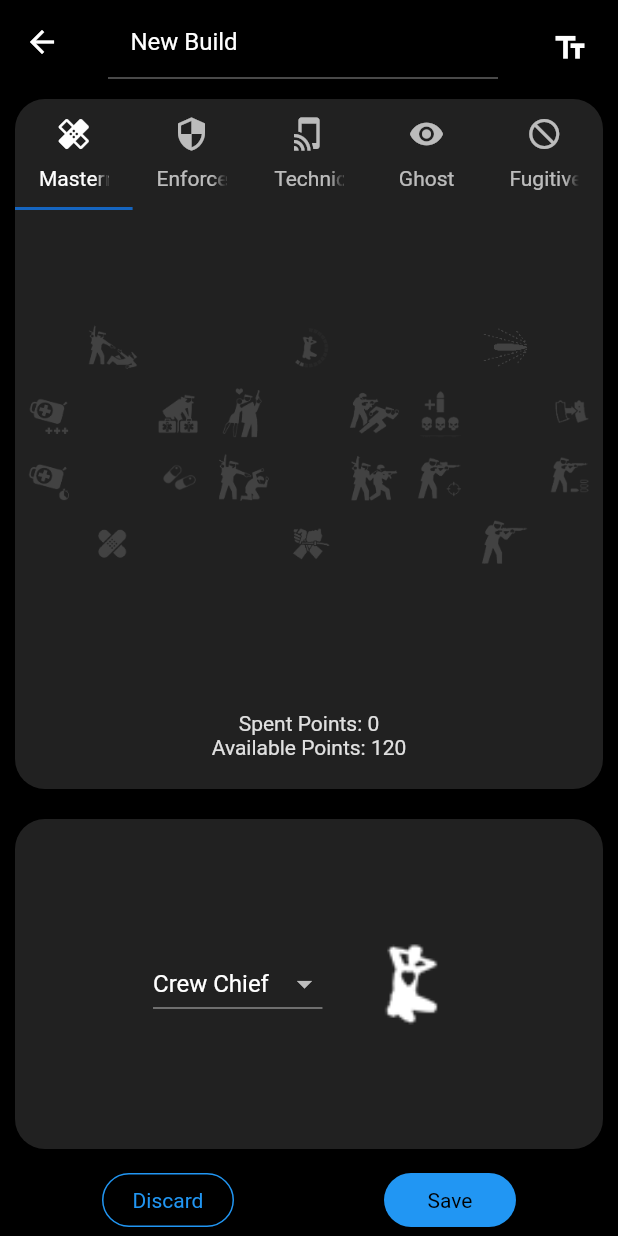
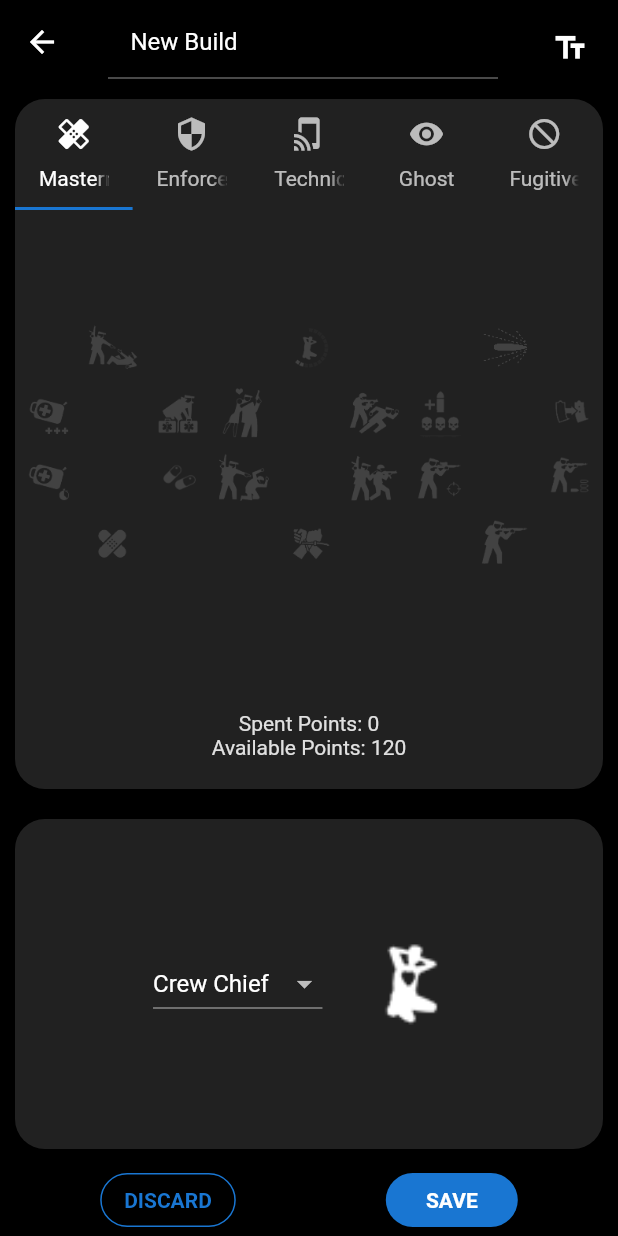
Before and after one commit to ElforL/Payday2-builds-app, a Flutter app: the screen it shows after launch, after a tap on "New Build", on a phone screen of 412 x 824 dp. Run offline on Flutter 3.47's test engine with Material 2 defaults, Android fonts, the phone set to English and light mode, and no system bars.

Commit message:
bugfixes
- fixed export string not including perk deck if no skills points were spent
- fixed search bug where the searched cards not opening the right builds
- changed colors setup
- updated README.md

```diff
--- /dev/null
+++ b/lib/constants.dart
@@ -0,0 +1,14 @@
+import 'package:flutter/material.dart';
+
+const kPrimaryColor = Color(0xFF000000);
+const kSecondaryColor = Color(0xFF1976D2);
+const kErrorColor = Color(0xFFF44336);
+
+const kBackgroundColor = Color(0xFF000000);
+const kSurfaceColor = Color(0xFF212121);
+
+// Text Colors
+const kTextOnSecondary = Color(0xFFFFFFFF);
+const kTextOnError = Color(0xFFFFFFFF);
+
+const kTextOnSurface = Color(0xFFFFFFFF);
--- a/lib/main.dart
+++ b/lib/main.dart
@@ -1,5 +1,6 @@
 import 'package:flutter/material.dart';
 import 'package:flutter/services.dart';
+import 'package:pd2_builds/constants.dart';
 import 'package:pd2_builds/skills/Build.dart';
 import 'screens/HomeScreen/HomePage.dart';
 
@@ -24,13 +25,14 @@ class MyApp extends StatelessWidget {
       debugShowCheckedModeBanner: false,
       theme: ThemeData(
         brightness: Brightness.dark,
-        scaffoldBackgroundColor: Colors.black,
+        scaffoldBackgroundColor: kBackgroundColor,
         appBarTheme: AppBarTheme(
-          color: Colors.black,
-          elevation: 0,
+          color: kPrimaryColor,
+          elevation: 3,
         ),
         textSelectionHandleColor: Colors.blue[100],
-        accentColor: Colors.blue[800],
+        primaryColor: kPrimaryColor,
+        accentColor: kSecondaryColor,
         fontFamily: 'Roboto',
       ),
       home: HomePage(buildsList)
--- a/lib/screens/BuildsSceens/BuildEdit.dart
+++ b/lib/screens/BuildsSceens/BuildEdit.dart
@@ -1,4 +1,5 @@
 import 'package:flutter/material.dart';
+import 'package:pd2_builds/constants.dart';
 import 'package:pd2_builds/skills/Build.dart';
 import 'package:pd2_builds/skills/BuildsServices.dart';
 
@@ -56,6 +57,7 @@ class _BuildEditPageState extends State<BuildEditPage> {
         title: titleTF,
         actions: <Widget>[
 
+          // import/export string
           IconButton(
             padding: EdgeInsets.all(20),
             icon: Icon(Icons.text_fields),
@@ -90,13 +92,15 @@ class _BuildEditPageState extends State<BuildEditPage> {
                 FlatButton(
                   shape: RoundedRectangleBorder(
                     borderRadius: BorderRadius.circular(18.0),
-                    side: BorderSide(color: Colors.blue)
+                    side: BorderSide(color: kSecondaryColor)
                   ),
-                  textColor: Colors.blue,
+                  textColor: kSecondaryColor,
                   onPressed: (){
                     Navigator.pop(context);
                   },
-                  child: Text("Discard")
+                  child: Text("DISCARD",
+                    style: TextStyle(fontWeight: FontWeight.bold),
+                  )
                 ),
                 SizedBox(width: 100,),
                 ////////// Save ////////
@@ -104,9 +108,11 @@ class _BuildEditPageState extends State<BuildEditPage> {
                   shape: RoundedRectangleBorder(
                     borderRadius: BorderRadius.circular(18.0),
                   ),
-                  color: Colors.blue,
-                  textColor: Colors.black,
-                  child: Text("Save"),
+                  color: kSecondaryColor,
+                  textColor: kTextOnSecondary,
+                  child: Text("SAVE",
+                    style: TextStyle(fontWeight: FontWeight.bold),
+                  ),
                   onPressed: () {
                     curntBuild.clone(cloneBuild);
                     curntBuild.setTitle(titleTF.controller.text);
@@ -127,33 +133,39 @@ class _BuildEditPageState extends State<BuildEditPage> {
   showImportDialog(BuildContext context) {
     EdgeInsets padding = EdgeInsets.only(left: 20, right: 20);
     TextField stringTF = TextField(
-        maxLines: null,
-        controller: TextEditingController(text: cloneBuild.getExportString()));
-    // set up the buttons
+      maxLines: null,
+      controller: TextEditingController(text: cloneBuild.getExportString())
+    );
+
+    //// Set up the buttons
+    // Cancel button
     Widget cancelButton = FlatButton(
       padding: padding,
       shape: RoundedRectangleBorder(
         borderRadius: BorderRadius.circular(20),
         side: BorderSide(
-          color: Colors.blue,
+          color: kSecondaryColor,
           width: 2
         ),
       ),
-      textColor: Colors.blue,
-      child: Text("Cancel"),
+      textColor: kSecondaryColor,
+      child: Text("CANCEL",
+        style: TextStyle(fontWeight: FontWeight.bold),
+      ),
       onPressed:  () {
         Navigator.pop(context);
       },
     );
 
+    // Import button
     Widget importButton = FlatButton(
       padding: padding,
       shape: RoundedRectangleBorder(
         borderRadius: BorderRadius.circular(20)
       ),
-      color: Colors.blue,
-      textColor: Colors.grey[900],
-      child: Text("Import", style: TextStyle(fontWeight: FontWeight.bold),),
+      color: kSecondaryColor,
+      textColor: kTextOnSecondary,
+      child: Text("IMPORT", style: TextStyle(fontWeight: FontWeight.bold),),
       onPressed:  () {
         cloneBuild.importByString(stringTF.controller.text);
         Navigator.pop(context);
@@ -165,7 +177,7 @@ class _BuildEditPageState extends State<BuildEditPage> {
 
     // set up the AlertDialog
     AlertDialog alert = AlertDialog(
-      backgroundColor: Colors.grey[900],
+      backgroundColor: kSurfaceColor,
       shape: RoundedRectangleBorder(
         borderRadius: BorderRadius.circular(20)
       ),
--- a/lib/screens/BuildsSceens/Components/PerkDeckCard.dart
+++ b/lib/screens/BuildsSceens/Components/PerkDeckCard.dart
@@ -1,4 +1,5 @@
 import 'package:flutter/material.dart';
+import 'package:pd2_builds/constants.dart';
 import 'package:pd2_builds/screens/BuildsSceens/Components/Icons.dart';
 import 'package:pd2_builds/skills/Build.dart';
 
@@ -29,7 +30,7 @@ class _PerkDeckCardState extends State<PerkDeckCard> {
       margin: EdgeInsets.all(10),
       padding: EdgeInsets.all(20),
       decoration: BoxDecoration(
-        color: Colors.grey[900],
+        color: kSurfaceColor,
         borderRadius: BorderRadius.circular(20)
       ),
       child: Row(
--- a/lib/screens/BuildsSceens/Components/SkillTree.dart
+++ b/lib/screens/BuildsSceens/Components/SkillTree.dart
@@ -180,7 +180,8 @@ class _SkillBtnState extends State<SkillBtn> {
               color: Colors.grey[800],);
     }else if(curntBuild.getSubTrees()[((location[0]-1)*3+(location[1]-1))].getOptions()[location[2]-1] == 1 ){
       image = Image.asset(
-              "assets/images/skill trees/"+location[0].toString()+"/${location[1]}${location[2]}.png");
+              "assets/images/skill trees/"+location[0].toString()+"/${location[1]}${location[2]}.png",
+              color: Colors.white);
     }else if(curntBuild.getSubTrees()[((location[0]-1)*3+(location[1]-1))].getOptions()[location[2]-1] > 1){
       image = Image.asset(
               "assets/images/skill trees/"+location[0].toString()+"/${location[1]}${location[2]}.png",
@@ -208,7 +209,8 @@ class _SkillBtnState extends State<SkillBtn> {
                       color: Colors.grey[800],);
             }else if(curntBuild.getSubTrees()[((location[0]-1)*3+(location[1]-1))].getOptions()[location[2]-1] == 1 ){
               image = Image.asset(
-                      "assets/images/skill trees/"+location[0].toString()+"/${location[1]}${location[2]}.png");
+                      "assets/images/skill trees/"+location[0].toString()+"/${location[1]}${location[2]}.png",
+                      color: Colors.white);
             }else if(curntBuild.getSubTrees()[((location[0]-1)*3+(location[1]-1))].getOptions()[location[2]-1] > 1){
               image = Image.asset(
                       "assets/images/skill trees/"+location[0].toString()+"/${location[1]}${location[2]}.png",
--- a/lib/screens/BuildsSceens/Components/SkillsCard.dart
+++ b/lib/screens/BuildsSceens/Components/SkillsCard.dart
@@ -1,4 +1,5 @@
 import 'package:flutter/material.dart';
+import 'package:pd2_builds/constants.dart';
 import 'package:pd2_builds/skills/Build.dart';
 
 import 'SkillTree.dart';
@@ -27,7 +28,7 @@ class SkillsCardState extends State<SkillsCard> {
     return Container(
       margin: EdgeInsets.all(10),
       decoration: BoxDecoration(
-        color: Colors.grey[900],
+        color: kSurfaceColor,
         borderRadius: BorderRadius.circular(20)
       ),
       child: DefaultTabController(
@@ -61,7 +62,7 @@ class SkillsCardState extends State<SkillsCard> {
               margin: EdgeInsets.all(10),
               padding: EdgeInsets.all(10),
               decoration: BoxDecoration(
-                color: Colors.grey[900],
+                color: kSurfaceColor,
                 borderRadius: BorderRadius.circular(20)
               ),
               child: Column(
--- a/lib/screens/HomeScreen/HomePage.dart
+++ b/lib/screens/HomeScreen/HomePage.dart
@@ -1,4 +1,5 @@
 import 'package:flutter/material.dart';
+import 'package:pd2_builds/constants.dart';
 import 'package:pd2_builds/screens/BuildsSceens/BuildEdit.dart';
 import 'package:pd2_builds/screens/BuildsSceens/BuildPreview.dart';
 import 'package:pd2_builds/screens/BuildsSceens/Components/Icons.dart';
@@ -30,6 +31,13 @@ class _HomePageState extends State<HomePage> {
     filter = "";
   }
 
+  @override
+  void initState() {
+    super.initState();
+    loadBuilds();
+  }
+
+  // Loads the builds from the save JSON file
   loadBuilds() async{
     buildList = await BuildsServices.loadBuilds();
     setState(() {
@@ -37,22 +45,20 @@ class _HomePageState extends State<HomePage> {
   }
 
   @override
-  void initState() {
-    super.initState();
-    loadBuilds();
-  }
+  Widget build(BuildContext context) {
+    // the home page list viewer shows builds in the filterdbuilds List
+    // so we get all the build that its title contains the filter from buildsList to filterdBuilds
+    filteredBuilds = buildList.where((u) => (u.getTitle().toLowerCase().contains(filter.toLowerCase()))).toList();
 
-  @override
-  Widget build(BuildContext context) {
-    filteredBuilds = buildList.where((u) => (u.getTitle().toLowerCase().contains(filter.toLowerCase()))).toList();
     return Scaffold(
       appBar: AppBar(
         title: Text('Your Builds',style: TextStyle(fontSize: 25,fontWeight: FontWeight.bold)),
       ),
-      body: Column(
+      body: Center(
+        child: Column(
           children: [
 
-          //Search Bar
+            ////// Search Bar //////
             Container(
               padding: EdgeInsets.only(left:20, right:20),
               child: TextField(
@@ -69,11 +75,14 @@ class _HomePageState extends State<HomePage> {
               ),
             ),
 
-          //Cards
+            ////// Builds cards //////
+            /// if there's no builds in the list build an expanded widget that contains a "no builds" message
+            /// if there is, build the ListView
             buildList.length > 0 ?
             Expanded(
               child: ListView.builder(
                 padding: EdgeInsets.all(15),
+                // multiply by two to account for the divider(SizedBox)
                 itemCount: filteredBuilds.length*2,
                 itemBuilder: (context, i) {
                   if(i.isEven) return SizedBox(height: 15);
@@ -83,22 +92,25 @@ class _HomePageState extends State<HomePage> {
                 },
               ),
             ):
+
+            /// no builds image
             Expanded(
               child: Column(
                 mainAxisAlignment: MainAxisAlignment.center,
+                crossAxisAlignment: CrossAxisAlignment.center,
                 children: [
                   Image.asset("assets/images/2.png",
                     color: Colors.grey[800],
                   ),
                   Text("No Builds",
                     style: TextStyle(
-                    color: Colors.grey
+                      color: Colors.grey[800]
                     ),
                   )
                 ]
               ),
             ),
-        ]
+        ]),
       ),
 
       floatingActionButton: FloatingActionButton.extended(
@@ -118,58 +130,72 @@ class _HomePageState extends State<HomePage> {
   }
 
   Widget _buildRow(int index){
+
     return Material(
-      color: Colors.grey[900],
+      color: kSurfaceColor,
       borderRadius: BorderRadius.circular(10),
       child: InkWell(
         borderRadius: BorderRadius.circular(10),
         child: Container(
-          child: Padding(
           padding: EdgeInsets.symmetric(horizontal: 15, vertical: 20),
           child: Row(
             children: <Widget>[
 
+              // Perk deck icon
               Container(
+                // size of the image
                 height: 35,
                 child: ClipRect(
                   child: FittedBox(
                     child: Align(
                       alignment: Alignment(
-                          //x
+                        /// gettin the alignment value from the row/col index:
+                        /// the alignment value is from -1 to 1
+                        /// so i calculated it from 0 to 2 and then subtracted 1
+                        /// < row or column inex statring from 0> * (2 / (<total number of rows or columns> - 1)) - 1
+                        /// for this image there's 5 columns so the value for the 3rd column =
+                        /// 2 * (2 / (5 - 1)) - 1
+
+                        // (column*(2/4))-1 converts the column index to alignment value
                         (PdIcons.perksLocations[PdIcons.perksNames.indexOf(filteredBuilds[index].getPerk())][0]*(2/4))-1,
-                          //y
+                        // (row*(2/21))-1 converts the row index to alignment value
                         (PdIcons.perksLocations[PdIcons.perksNames.indexOf(filteredBuilds[index].getPerk())][1]*(2/21))-1
                       ),
+
+                      // heightFactor = <icon height> / <full image height>
+                      // widthFactor = <icon width> / <full image width>
                       heightFactor: 0.045,
                       widthFactor: 0.2,
                       child: Image.asset(
                         "assets/images/perkdecks/icons.png",
-                          color: Colors.white,
+                        color: kTextOnSurface,
                       ),
                     ),
                   ),
                 ),
               ),
 
+              // Divider
               SizedBox(width: 20),
 
+              // Build Title
               Text(
                 filteredBuilds[index].getTitle(),
                 style: TextStyle(
                   fontSize: 20,
+                  color: kTextOnSurface
                 ),
               ),
+
             ],
-            )
           ),
         ),
         onTap: () async{
           await Navigator.push(
             context,
-            MaterialPageRoute(builder: (context) => BuildPreviewPage(buildList, buildList[index])),
+            MaterialPageRoute(builder: (context) => BuildPreviewPage(buildList, filteredBuilds[index])),
           );
           setState(() {
-
           });
         },
         onLongPress: (){},
--- a/lib/skills/Build.dart
+++ b/lib/skills/Build.dart
@@ -260,7 +260,7 @@ class Build {
       '5', // Hacker
       ];
 
-    if(getSpentPnts() == 0) return "ibcdea:pC8";
+    if(getSpentPnts() == 0) return "ibcdea:p${perksChar[perksNames.indexOf(_perk)]}8";
 
     //iterate through every subtree
     for (int i = 0; i < _subtrees.length; i++) {
```
Also changed, not shown: lib/screens/BuildsSceens/BuildPreview.dart (+23 -16 lines), 1 other file. Lines whose indentation alone changed are shown as unchanged.
